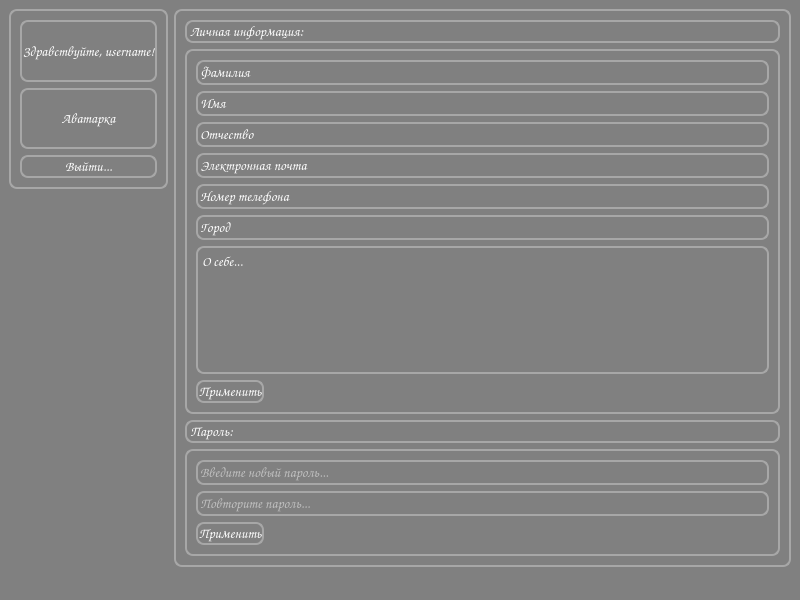
Above: Задание 6. Регистрация в окне/ui/profile.ui from F3nd1uwu/interface_py before the change. Below: the same form after it.
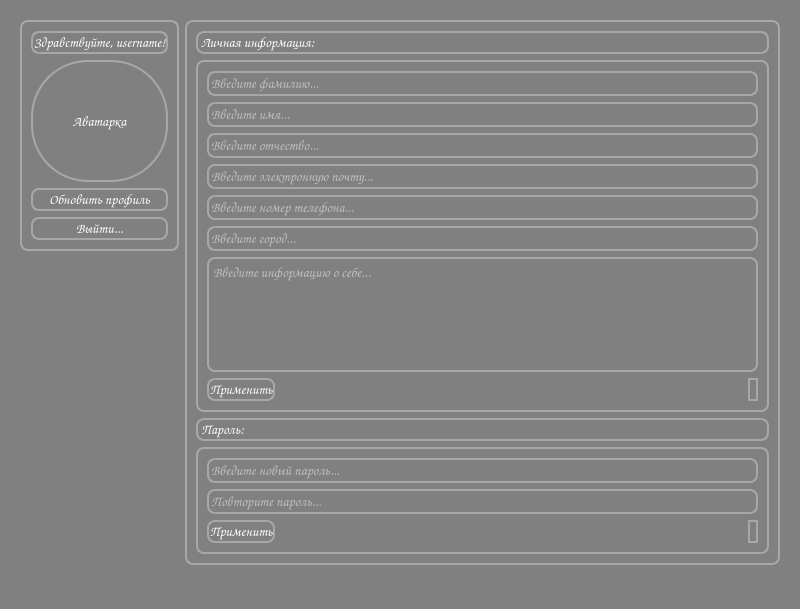
That is the form after the change.

Patch:
```diff
--- a/Задание 6. Регистрация в окне/ui/profile.ui
+++ b/Задание 6. Регистрация в окне/ui/profile.ui
@@ -7,7 +7,7 @@
     <x>0</x>
     <y>0</y>
     <width>800</width>
-    <height>600</height>
+    <height>609</height>
    </rect>
   </property>
   <property name="windowTitle">
@@ -22,6 +22,18 @@
   </property>
   <widget class="QWidget" name="centralwidget">
    <layout class="QFormLayout" name="formLayout">
+    <property name="leftMargin">
+     <number>20</number>
+    </property>
+    <property name="topMargin">
+     <number>20</number>
+    </property>
+    <property name="rightMargin">
+     <number>20</number>
+    </property>
+    <property name="bottomMargin">
+     <number>20</number>
+    </property>
     <item row="0" column="1">
      <widget class="QFrame" name="verticalFrame_5">
       <property name="styleSheet">
@@ -48,21 +60,30 @@
             <item>
              <widget class="QLineEdit" name="lineEdit">
               <property name="text">
-               <string>Фамилия</string>
+               <string/>
               </property>
+              <property name="placeholderText">
+               <string>Введите фамилию...</string>
+              </property>
              </widget>
             </item>
             <item>
              <widget class="QLineEdit" name="lineEdit_2">
               <property name="text">
-               <string>Имя</string>
+               <string/>
               </property>
+              <property name="placeholderText">
+               <string>Введите имя...</string>
+              </property>
              </widget>
             </item>
             <item>
              <widget class="QLineEdit" name="lineEdit_3">
               <property name="text">
-               <string>Отчество</string>
+               <string/>
+              </property>
+              <property name="placeholderText">
+               <string>Введите отчество...</string>
               </property>
              </widget>
             </item>
@@ -71,14 +92,20 @@
               <item>
                <widget class="QLineEdit" name="lineEdit_5">
                 <property name="text">
-                 <string>Электронная почта</string>
+                 <string/>
+                </property>
+                <property name="placeholderText">
+                 <string>Введите электронную почту...</string>
                 </property>
                </widget>
               </item>
               <item>
                <widget class="QLineEdit" name="lineEdit_6">
                 <property name="text">
-                 <string>Номер телефона</string>
+                 <string/>
+                </property>
+                <property name="placeholderText">
+                 <string>Введите номер телефона...</string>
                 </property>
                </widget>
               </item>
@@ -87,7 +114,10 @@
                 <item>
                  <widget class="QLineEdit" name="lineEdit_4">
                   <property name="text">
-                   <string>Город</string>
+                   <string/>
+                  </property>
+                  <property name="placeholderText">
+                   <string>Введите город...</string>
                   </property>
                  </widget>
                 </item>
@@ -101,7 +131,10 @@
 li.unchecked::marker { content: &quot;\2610&quot;; }
 li.checked::marker { content: &quot;\2612&quot;; }
 &lt;/style&gt;&lt;/head&gt;&lt;body style=&quot; font-family:'Comic sans MS','sans-serif'; font-size:14px; font-weight:400; font-style:normal;&quot;&gt;
-&lt;p style=&quot; margin-top:0px; margin-bottom:0px; margin-left:0px; margin-right:0px; -qt-block-indent:0; text-indent:0px;&quot;&gt;&lt;span style=&quot; font-size:14px;&quot;&gt;О себе...&lt;/span&gt;&lt;/p&gt;&lt;/body&gt;&lt;/html&gt;</string>
+&lt;p style=&quot;-qt-paragraph-type:empty; margin-top:0px; margin-bottom:0px; margin-left:0px; margin-right:0px; -qt-block-indent:0; text-indent:0px;&quot;&gt;&lt;br /&gt;&lt;/p&gt;&lt;/body&gt;&lt;/html&gt;</string>
+                  </property>
+                  <property name="placeholderText">
+                   <string>Введите информацию о себе...</string>
                   </property>
                  </widget>
                 </item>
@@ -141,6 +174,13 @@
                     </property>
                    </spacer>
                   </item>
+                  <item>
+                   <widget class="QLabel" name="notification_data">
+                    <property name="text">
+                     <string/>
+                    </property>
+                   </widget>
+                  </item>
                  </layout>
                 </item>
                </layout>
@@ -224,6 +264,13 @@
                 </property>
                </spacer>
               </item>
+              <item>
+               <widget class="QLabel" name="notification_passw">
+                <property name="text">
+                 <string/>
+                </property>
+               </widget>
+              </item>
              </layout>
             </item>
            </layout>
@@ -242,7 +289,13 @@
       </property>
       <layout class="QVBoxLayout" name="verticalLayout_8">
        <item>
-        <widget class="QLabel" name="label">
+        <widget class="QLabel" name="greetings">
+         <property name="sizePolicy">
+          <sizepolicy hsizetype="Preferred" vsizetype="Maximum">
+           <horstretch>0</horstretch>
+           <verstretch>0</verstretch>
+          </sizepolicy>
+         </property>
          <property name="text">
           <string>Здравствуйте, username!</string>
          </property>
@@ -252,7 +305,10 @@
         </widget>
        </item>
        <item>
-        <widget class="QLabel" name="label_4">
+        <widget class="QLabel" name="ava">
+         <property name="styleSheet">
+          <string notr="true">border-radius: 57px;</string>
+         </property>
          <property name="text">
           <string>Аватарка</string>
          </property>
@@ -262,7 +318,14 @@
         </widget>
        </item>
        <item>
-        <widget class="QPushButton" name="pushButton_2">
+        <widget class="QPushButton" name="update">
+         <property name="text">
+          <string>Обновить профиль</string>
+         </property>
+        </widget>
+       </item>
+       <item>
+        <widget class="QPushButton" name="logout">
          <property name="styleSheet">
           <string notr="true">QPushButton {
 	border: 2px solid #A7A7A7;
```
Left out of the diff: 22 changed lines with no effect on the pictures.
